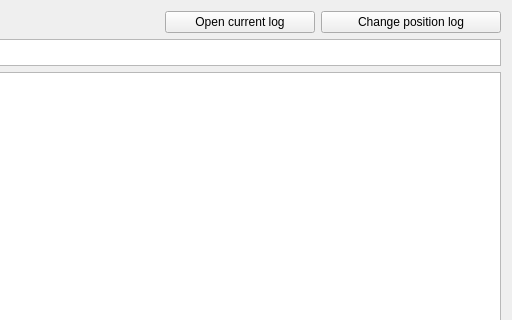
The window that src/log/log_ui/log_ui.ui (giacomogroppi/writernote-qt) describes before a commit, drawn with Qt 5; both pictures show x 190 to 702 and y 0 to 320 of the 702 by 604 pixel window.
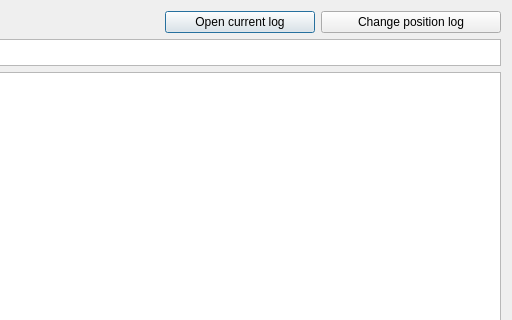
The same window after the commit.

Commit message: fix log ui from QWidget to QDialog

Diff of the .ui file:
```diff
--- a/src/log/log_ui/log_ui.ui
+++ b/src/log/log_ui/log_ui.ui
@@ -1,7 +1,7 @@
 <?xml version="1.0" encoding="UTF-8"?>
 <ui version="4.0">
  <class>log_ui</class>
- <widget class="QWidget" name="log_ui">
+ <widget class="QDialog" name="log_ui">
   <property name="geometry">
    <rect>
     <x>0</x>
```
The commit also changes 4 other files.
